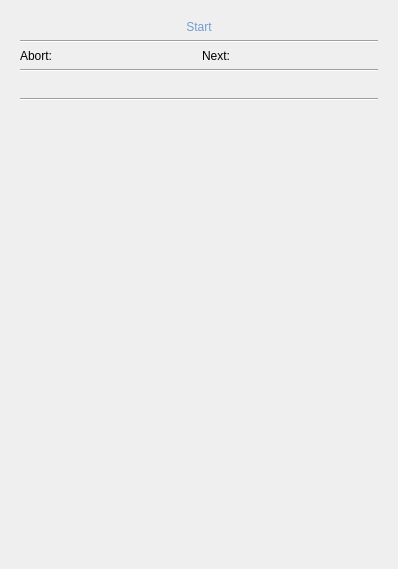
This is src/L4/ui/state.ui in vedangnaik/Carina-mirror as Qt 5 draws it before an edit. The edited form follows.
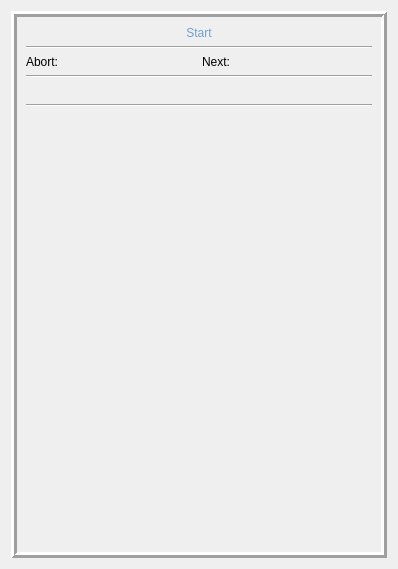
This is the edited form.

Commit message: Added safety colour to border

```diff
--- a/src/L4/ui/state.ui
+++ b/src/L4/ui/state.ui
@@ -16,14 +16,20 @@
     <verstretch>0</verstretch>
    </sizepolicy>
   </property>
+  <property name="styleSheet">
+   <string notr="true"/>
+  </property>
   <property name="lineWidth" stdset="0">
    <number>4</number>
   </property>
   <layout class="QHBoxLayout" name="horizontalLayout_3">
    <item>
     <widget class="QFrame" name="csFrame">
+     <property name="styleSheet">
+      <string notr="true"/>
+     </property>
      <property name="frameShape">
-      <enum>QFrame::NoFrame</enum>
+      <enum>QFrame::Box</enum>
      </property>
      <property name="frameShadow">
       <enum>QFrame::Raised</enum>
```
The commit also changes 1 other file.
